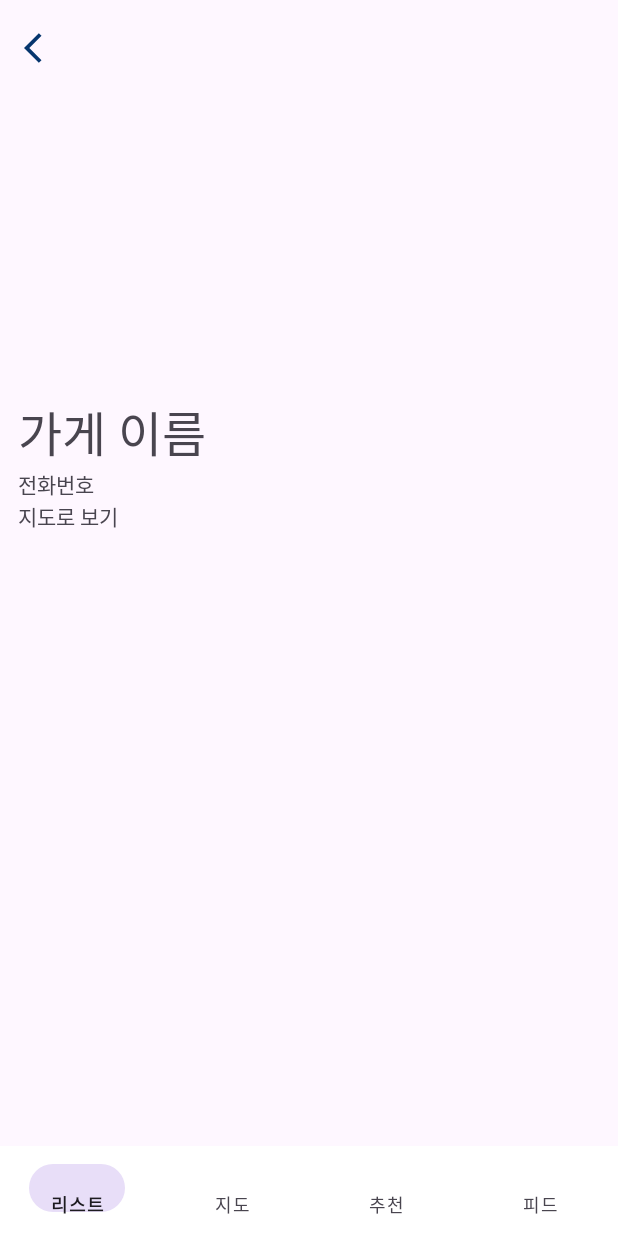
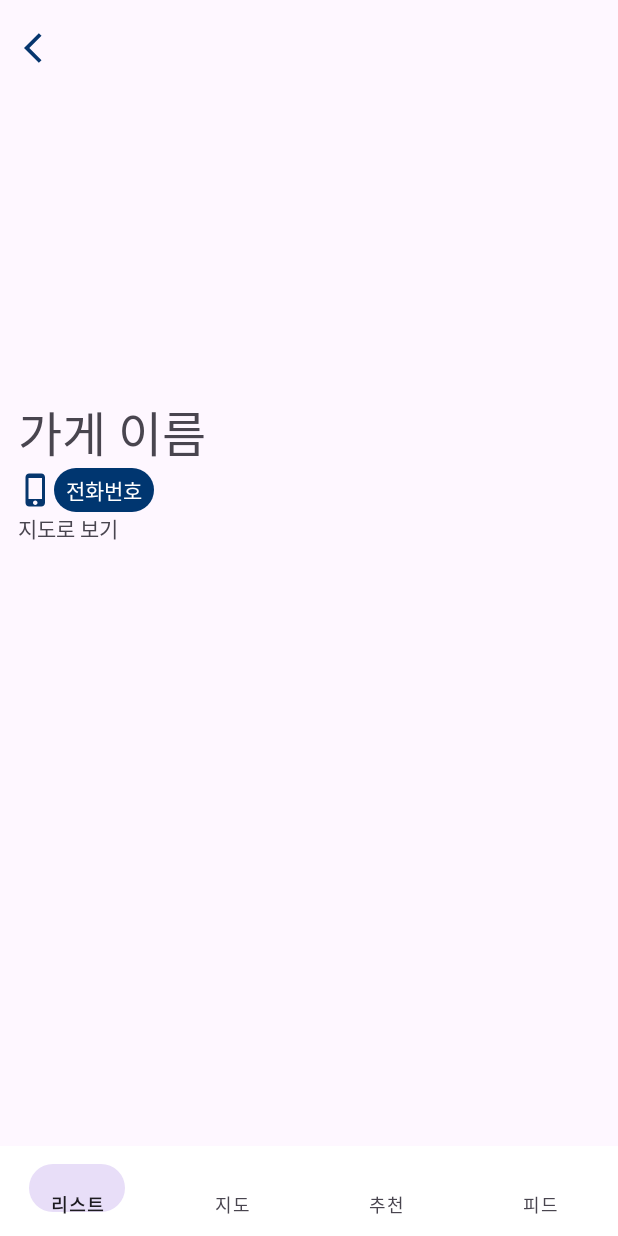
Before and after one commit to kimmandoo/SuChelinV2, an Android app built with Jetpack Compose: the fragment DetailFragment placed in its activity, on a phone screen of 412 x 824 dp. Run offline under Robolectric (Android 15) with nearby library versions, the phone set to English and light mode, and no system bars; our stand-ins replace Firebase (no records; nobody signed in at launch, a user with empty details on screens opened directly), data binding, navigation-ui; 2 statements that could not run were skipped.

Commit message:
feat: 전화번호 누르면 전화로 이동

```diff
--- /dev/null
+++ b/app/src/main/res/drawable/ic_phone.xml
@@ -0,0 +1,5 @@
+<vector android:height="24dp" android:tint="#06366E"
+    android:viewportHeight="24" android:viewportWidth="24"
+    android:width="24dp" xmlns:android="http://schemas.android.com/apk/res/android">
+    <path android:fillColor="@android:color/white" android:pathData="M15.5,1h-8C6.12,1 5,2.12 5,3.5v17C5,21.88 6.12,23 7.5,23h8c1.38,0 2.5,-1.12 2.5,-2.5v-17C18,2.12 16.88,1 15.5,1zM11.5,22c-0.83,0 -1.5,-0.67 -1.5,-1.5s0.67,-1.5 1.5,-1.5 1.5,0.67 1.5,1.5 -0.67,1.5 -1.5,1.5zM16,18L7,18L7,4h9v14z"/>
+</vector>
--- a/app/src/main/res/layout/fragment_detail.xml
+++ b/app/src/main/res/layout/fragment_detail.xml
@@ -55,14 +55,31 @@
                         app:layout_constraintStart_toStartOf="parent"
                         app:layout_constraintTop_toBottomOf="@id/detail_store_img" />
 
-                    <TextView
+                    <LinearLayout
                         android:id="@+id/detail_to_tel"
-                        android:layout_width="match_parent"
+                        android:layout_width="wrap_content"
                         android:layout_height="wrap_content"
-                        android:layout_marginStart="12dp"
-                        android:text="전화번호"
-                        app:layout_constraintStart_toStartOf="parent"
-                        app:layout_constraintTop_toBottomOf="@+id/detail_store_name" />
+                        android:gravity="center_vertical"
+                        android:orientation="horizontal">
+
+                        <ImageView
+                            android:layout_width="wrap_content"
+                            android:layout_height="wrap_content"
+                            android:layout_gravity="center_vertical"
+                            android:layout_marginStart="12dp"
+                            android:src="@drawable/ic_phone" />
+
+                        <TextView
+                            android:layout_width="wrap_content"
+                            android:layout_height="wrap_content"
+                            android:id="@+id/tv_detail_to_tel"
+                            android:background="@drawable/bg_filter"
+                            android:paddingHorizontal="8dp"
+                            android:paddingVertical="4dp"
+                            android:text="전화번호"
+                            android:textColor="@color/white" />
+                    </LinearLayout>
+
 
                     <TextView
                         android:id="@+id/detail_to_map"
```
Also changed, not shown: app/src/main/java/com/suchelin/android/container/MainActivity.kt (+5 -11 lines), app/src/main/java/com/suchelin/android/feature/compose/detail/DetailFragment.kt (+9 -7 lines).
